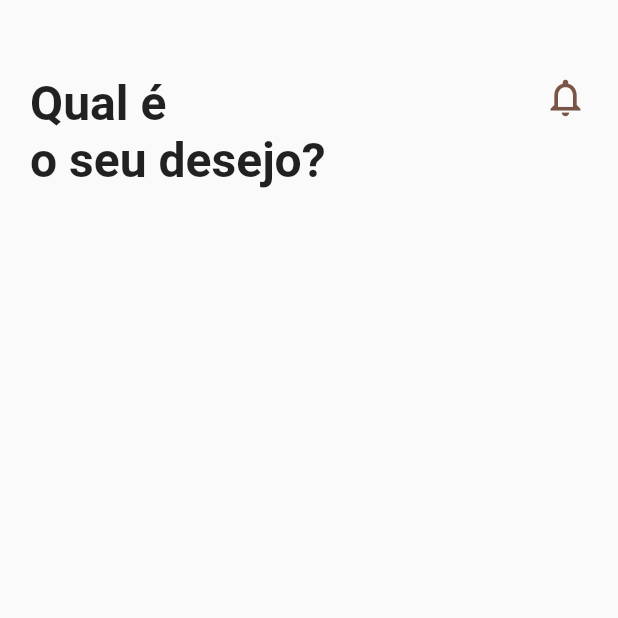
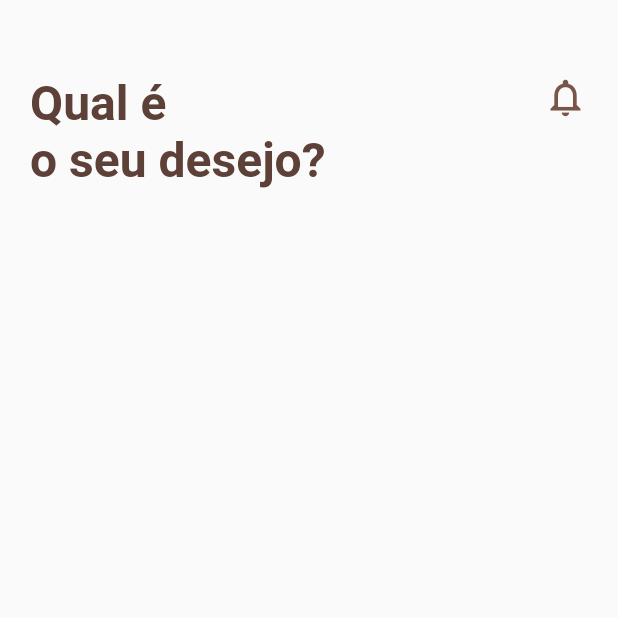
Before and after one commit to TomasMufume/delivery, a Flutter app: the screen it shows after launch, on a phone screen of 412 x 824 dp, the top half of it. Run offline on Flutter 3.47's test engine with Material 2 defaults, Android fonts, the phone set to English and light mode, and no system bars.

Commit message:
Home top information modificated

```diff
--- a/lib/src/widgets/home_top_info.dart
+++ b/lib/src/widgets/home_top_info.dart
@@ -1,7 +1,7 @@
 import 'package:flutter/material.dart';
 
 class HomeTopInfo extends StatelessWidget {
-  final estiloTexto = TextStyle(fontSize: 32, fontWeight: FontWeight.bold,);
+  final estiloTexto = TextStyle(fontSize: 32, fontWeight: FontWeight.bold, color: Colors.brown[700]);
   @override
   Widget build(BuildContext context) {
     return Row(
```
